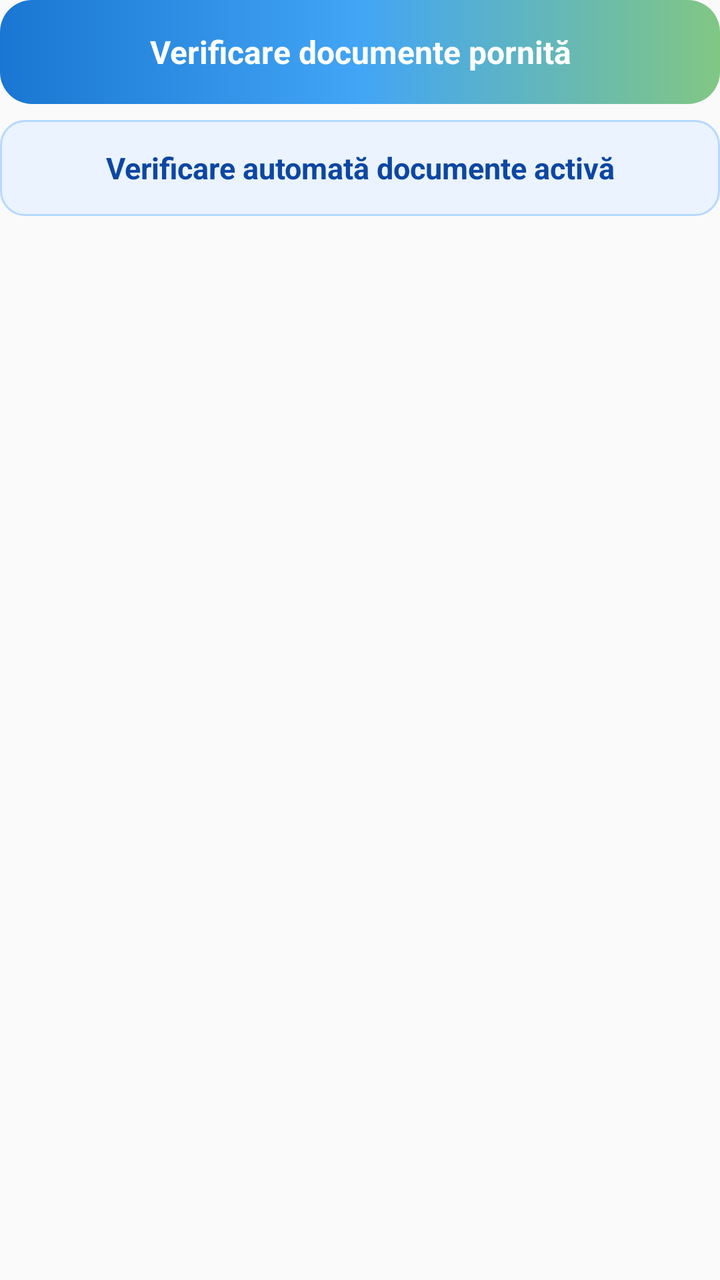
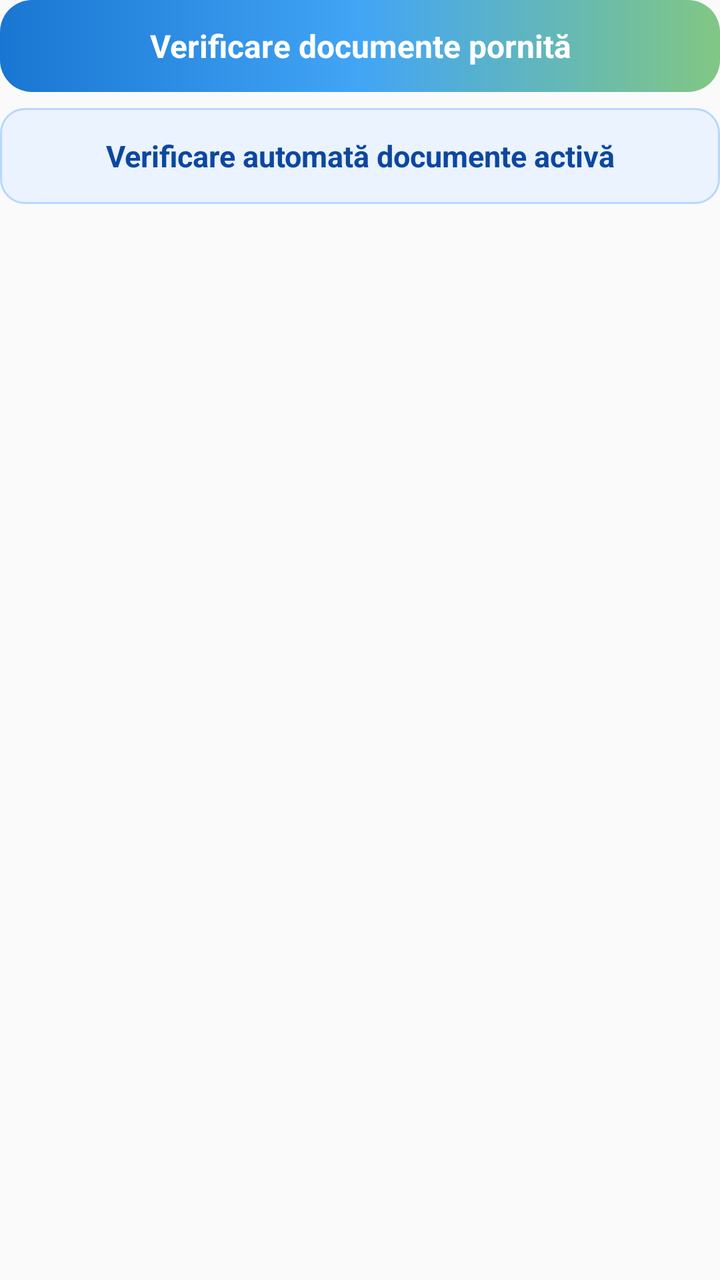

The first picture is an Android layout as it rendered before a commit; the second is the same layout after the commit. The layout source and the unified diff follow.
<!-- AndroidManifest.xml: application theme Theme.MyCar -->
<!-- res/layout/view_drawable_badge.xml -->
<?xml version="1.0" encoding="utf-8"?>
<LinearLayout xmlns:android="http://schemas.android.com/apk/res/android"
    android:layout_width="match_parent"
    android:layout_height="wrap_content"
    android:orientation="vertical">

    <TextView
        android:id="@+id/drawableHeader"
        android:layout_width="match_parent"
        android:layout_height="wrap_content"
        android:background="@drawable/mycar_gradient_background"
        android:gravity="center"
        android:minHeight="52dp"
        android:text="Verificare documente pornită"
        android:textColor="#FFFFFF"
        android:textSize="16sp"
        android:textStyle="bold" />

    <TextView
        android:id="@+id/drawableBadge"
        android:layout_width="match_parent"
        android:layout_height="wrap_content"
        android:layout_marginTop="8dp"
        android:background="@drawable/mycar_badge_selector"
        android:gravity="center"
        android:minHeight="48dp"
        android:text="Verificare automată documente activă"
        android:textColor="@color/mycar_badge_text_selector"
        android:textSize="15sp"
        android:textStyle="bold" />
</LinearLayout>
<!-- resources referenced by this layout -->
<resources>
  <!-- drawable mycar_badge_selector (drawable) -->
  <?xml version="1.0" encoding="utf-8"?>
  <selector xmlns:android="http://schemas.android.com/apk/res/android">
      <item android:state_pressed="true">
          <shape>
              <solid android:color="#1565C0" />
              <corners android:radius="18dp" />
          </shape>
      </item>
      <item android:drawable="@drawable/mycar_card_shape" />
  </selector>
  <!-- drawable mycar_gradient_background (drawable) -->
  <?xml version="1.0" encoding="utf-8"?>
  <shape xmlns:android="http://schemas.android.com/apk/res/android">
      <gradient
          android:angle="0"
          android:startColor="#1976D2"
          android:centerColor="#42A5F5"
          android:endColor="#81C784"
          android:type="linear" />
      <corners android:radius="16dp" />
      <padding
          android:left="18dp"
          android:top="12dp"
          android:right="18dp"
          android:bottom="12dp" />
  </shape>
  <style name="Theme.MyCar" parent="android:Theme.Material.Light.NoActionBar" />
  <!-- drawable mycar_card_shape (drawable) -->
  <?xml version="1.0" encoding="utf-8"?>
  <shape xmlns:android="http://schemas.android.com/apk/res/android">
      <solid android:color="#EAF3FF" />
      <corners android:radius="12dp" />
      <stroke
          android:width="1dp"
          android:color="#B7D7FF" />
      <padding
          android:left="16dp"
          android:top="10dp"
          android:right="16dp"
          android:bottom="10dp" />
  </shape>
</resources>

<!-- the commit's change to res/layout/view_drawable_badge.xml (unified diff, before → after) -->
@@ -7,7 +7,7 @@
     <TextView
         android:id="@+id/drawableHeader"
         android:layout_width="match_parent"
-        android:layout_height="wrap_content"
+        android:layout_height="46dp"
         android:background="@drawable/mycar_gradient_background"
         android:gravity="center"
         android:minHeight="52dp"
